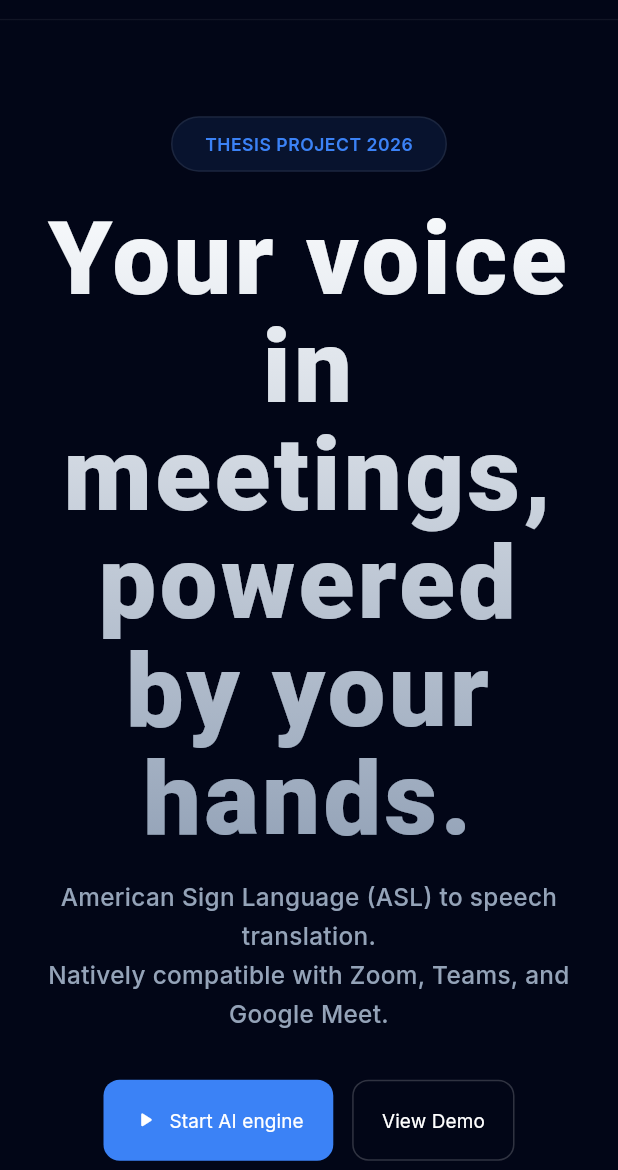
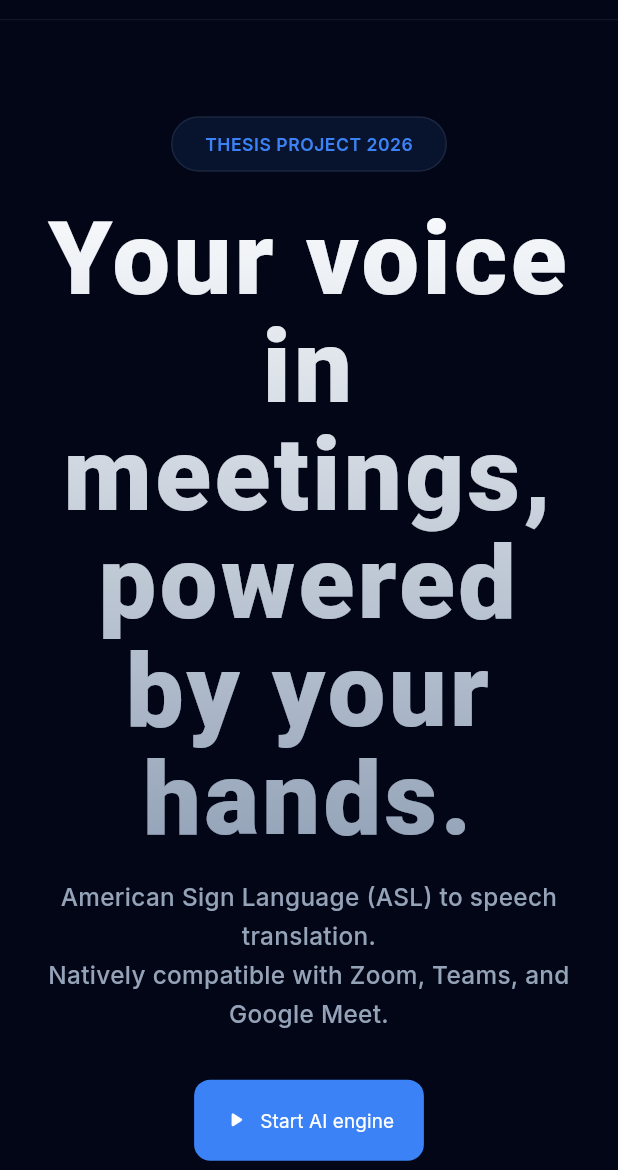
Before and after one commit to jorgeosp12/signbridge_frontend, a Flutter app: the screen it shows after launch, on a phone screen of 412 x 824 dp, the part 66-1236 px from its top. Run offline on Flutter 3.47's test engine with Material 3 defaults, Android fonts, the phone set to English and light mode, and no system bars; our stand-ins replace google_fonts; missing offline and left inert: dart:html, dart:js, dart:ui_web; Roboto replaces fonts that are missing (Lalezar).

Commit message:
cambio de colores, correcciones mensajes a ingles y eliminacion de boton "demo"

```diff
--- a/lib/sections/features_section.dart
+++ b/lib/sections/features_section.dart
@@ -15,7 +15,7 @@ class FeaturesSection extends StatelessWidget {
     final contentMax = responsiveMaxWidth(context, base: 1100);
 
     return SectionContainer(
-      backgroundColor: AppColors.surface.withOpacity(0.5),
+      backgroundColor: AppColors.bgAlt.withOpacity(0.5),
       child: Container(
         constraints: BoxConstraints(minHeight: screenHeight),
         width: double.infinity,
--- a/lib/sections/footer_section.dart
+++ b/lib/sections/footer_section.dart
@@ -14,7 +14,7 @@ class FooterSection extends StatelessWidget {
     final maxWidth = responsiveMaxWidth(context, base: 1000);
 
     return SectionContainer(
-      backgroundColor: AppColors.surface.withOpacity(0.5),
+      backgroundColor: AppColors.bg.withOpacity(0.5),
       child: Container(
         width: double.infinity,
         padding: EdgeInsets.symmetric(
--- a/lib/sections/hero_section.dart
+++ b/lib/sections/hero_section.dart
@@ -142,27 +142,6 @@ class HeroSection extends StatelessWidget {
                         ),
                       ),
                     ),
-                    OutlinedButton(
-                      onPressed: () {},
-                      style: OutlinedButton.styleFrom(
-                        foregroundColor: Colors.white,
-                        side: BorderSide(color: Colors.white.withOpacity(0.18)),
-                        padding: EdgeInsets.symmetric(
-                          horizontal: 22 * scale,
-                          vertical: 20 * scale,
-                        ),
-                        shape: RoundedRectangleBorder(
-                          borderRadius: BorderRadius.circular(12 * scale),
-                        ),
-                      ),
-                      child: Text(
-                        'View Demo',
-                        style: GoogleFonts.inter(
-                          fontWeight: FontWeight.w400,
-                          fontSize: 14 * scale,
-                        ),
-                      ),
-                    ),
                   ],
                 ),
               ],
--- a/lib/theme/app_colors.dart
+++ b/lib/theme/app_colors.dart
@@ -5,7 +5,7 @@ class AppColors {
   static const Color bgAlt = Color(0xFF0B1120); // fondo alternativo para secciones
   static const Color surface = Color(0xFF1E293B); // tarjetas/secciones
   static const Color primary = Color(0xFF3B82F6); // azul
-  static const Color success = Color(0xFF10B981); // verde
+  static const Color success = Color(0xFF10ABB9); // azul aguamarina
   static const Color text = Color(0xFFF8FAFC); // blanco
   static const Color muted = Color(0xFF94A3B8); // gris texto secundario
 }
```
Also changed, not shown: lib/sections/camera_test_section_web.dart (+24 -24 lines).
